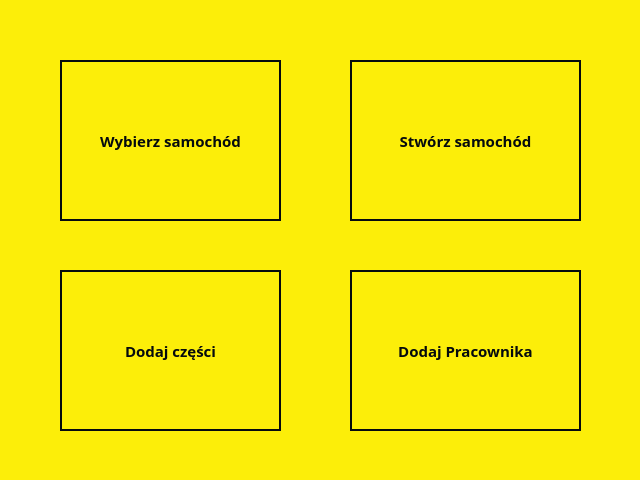
Above: mainwindow.ui from MystryDawid/Cars before the change. Below: the same form after it.
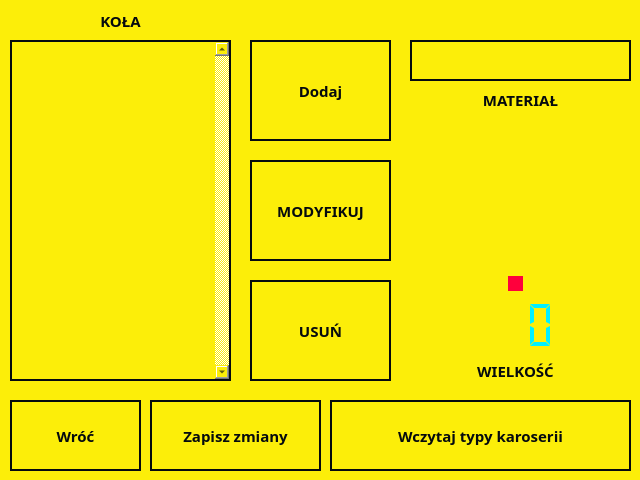
That is the form after the change. The open tabs and pages were chosen to show the change.

Commit message: Kola, ui, dodawanie, usuwanie, modyfikajca, zapis, odczyt

```diff
--- a/mainwindow.ui
+++ b/mainwindow.ui
@@ -1028,6 +1028,231 @@
      <zorder>wartoscTyl</zorder>
      <zorder>wartoscPrzod</zorder>
     </widget>
+    <widget class="QWidget" name="kola">
+     <widget class="QPushButton" name="wroc_7">
+      <property name="geometry">
+       <rect>
+        <x>10</x>
+        <y>400</y>
+        <width>131</width>
+        <height>71</height>
+       </rect>
+      </property>
+      <property name="text">
+       <string>Wróć</string>
+      </property>
+     </widget>
+     <widget class="QPushButton" name="zapisz_kola">
+      <property name="geometry">
+       <rect>
+        <x>150</x>
+        <y>400</y>
+        <width>171</width>
+        <height>71</height>
+       </rect>
+      </property>
+      <property name="text">
+       <string>Zapisz zmiany</string>
+      </property>
+     </widget>
+     <widget class="QPushButton" name="wczytajKola">
+      <property name="geometry">
+       <rect>
+        <x>330</x>
+        <y>400</y>
+        <width>301</width>
+        <height>71</height>
+       </rect>
+      </property>
+      <property name="text">
+       <string>Wczytaj typy karoserii</string>
+      </property>
+     </widget>
+     <widget class="QListWidget" name="listaKol">
+      <property name="geometry">
+       <rect>
+        <x>10</x>
+        <y>40</y>
+        <width>221</width>
+        <height>341</height>
+       </rect>
+      </property>
+      <property name="styleSheet">
+       <string notr="true">scrollArea{
+color:red;
+}</string>
+      </property>
+      <property name="verticalScrollBarPolicy">
+       <enum>Qt::ScrollBarAlwaysOn</enum>
+      </property>
+      <property name="uniformItemSizes">
+       <bool>false</bool>
+      </property>
+      <property name="wordWrap">
+       <bool>false</bool>
+      </property>
+     </widget>
+     <widget class="QLabel" name="label_13">
+      <property name="geometry">
+       <rect>
+        <x>10</x>
+        <y>10</y>
+        <width>221</width>
+        <height>21</height>
+       </rect>
+      </property>
+      <property name="text">
+       <string>KOŁA</string>
+      </property>
+      <property name="alignment">
+       <set>Qt::AlignCenter</set>
+      </property>
+     </widget>
+     <widget class="QPushButton" name="dodajKola">
+      <property name="geometry">
+       <rect>
+        <x>250</x>
+        <y>40</y>
+        <width>141</width>
+        <height>101</height>
+       </rect>
+      </property>
+      <property name="text">
+       <string>Dodaj</string>
+      </property>
+     </widget>
+     <widget class="QPushButton" name="modyfikujKola">
+      <property name="geometry">
+       <rect>
+        <x>250</x>
+        <y>160</y>
+        <width>141</width>
+        <height>101</height>
+       </rect>
+      </property>
+      <property name="text">
+       <string>MODYFIKUJ</string>
+      </property>
+     </widget>
+     <widget class="QPushButton" name="usunKola">
+      <property name="geometry">
+       <rect>
+        <x>250</x>
+        <y>280</y>
+        <width>141</width>
+        <height>101</height>
+       </rect>
+      </property>
+      <property name="text">
+       <string>USUŃ</string>
+      </property>
+     </widget>
+     <widget class="QLCDNumber" name="lcdNumberKoloWielkosc">
+      <property name="geometry">
+       <rect>
+        <x>440</x>
+        <y>300</y>
+        <width>151</width>
+        <height>51</height>
+       </rect>
+      </property>
+      <property name="frameShape">
+       <enum>QFrame::NoFrame</enum>
+      </property>
+      <property name="frameShadow">
+       <enum>QFrame::Raised</enum>
+      </property>
+      <property name="lineWidth">
+       <number>1</number>
+      </property>
+      <property name="midLineWidth">
+       <number>0</number>
+      </property>
+      <property name="smallDecimalPoint">
+       <bool>false</bool>
+      </property>
+      <property name="digitCount">
+       <number>3</number>
+      </property>
+      <property name="segmentStyle">
+       <enum>QLCDNumber::Flat</enum>
+      </property>
+      <property name="intValue" stdset="0">
+       <number>0</number>
+      </property>
+     </widget>
+     <widget class="QLabel" name="label_14">
+      <property name="geometry">
+       <rect>
+        <x>440</x>
+        <y>360</y>
+        <width>151</width>
+        <height>21</height>
+       </rect>
+      </property>
+      <property name="text">
+       <string>WIELKOŚĆ</string>
+      </property>
+      <property name="alignment">
+       <set>Qt::AlignCenter</set>
+      </property>
+     </widget>
+     <widget class="QSlider" name="wielkoscKola">
+      <property name="geometry">
+       <rect>
+        <x>440</x>
+        <y>130</y>
+        <width>151</width>
+        <height>161</height>
+       </rect>
+      </property>
+      <property name="orientation">
+       <enum>Qt::Vertical</enum>
+      </property>
+     </widget>
+     <widget class="QLineEdit" name="KoloMaterial">
+      <property name="geometry">
+       <rect>
+        <x>410</x>
+        <y>40</y>
+        <width>221</width>
+        <height>41</height>
+       </rect>
+      </property>
+      <property name="text">
+       <string/>
+      </property>
+     </widget>
+     <widget class="QLabel" name="label_15">
+      <property name="geometry">
+       <rect>
+        <x>410</x>
+        <y>80</y>
+        <width>221</width>
+        <height>40</height>
+       </rect>
+      </property>
+      <property name="text">
+       <string>MATERIAŁ</string>
+      </property>
+      <property name="alignment">
+       <set>Qt::AlignCenter</set>
+      </property>
+     </widget>
+     <zorder>wroc_7</zorder>
+     <zorder>zapisz_kola</zorder>
+     <zorder>wczytajKola</zorder>
+     <zorder>listaKol</zorder>
+     <zorder>label_13</zorder>
+     <zorder>dodajKola</zorder>
+     <zorder>modyfikujKola</zorder>
+     <zorder>usunKola</zorder>
+     <zorder>lcdNumberKoloWielkosc</zorder>
+     <zorder>label_14</zorder>
+     <zorder>wielkoscKola</zorder>
+     <zorder>label_15</zorder>
+     <zorder>KoloMaterial</zorder>
+    </widget>
    </widget>
   </widget>
  </widget>
```
Left out of the diff: 15 changed lines with no effect on the pictures. The commit also changes 9 other files.
